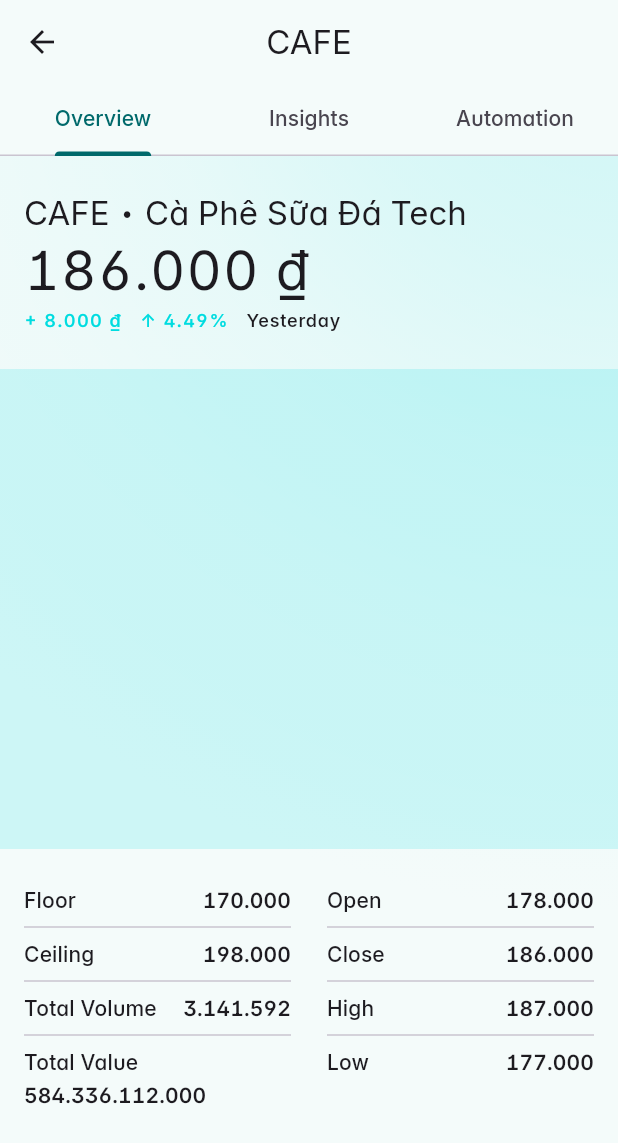
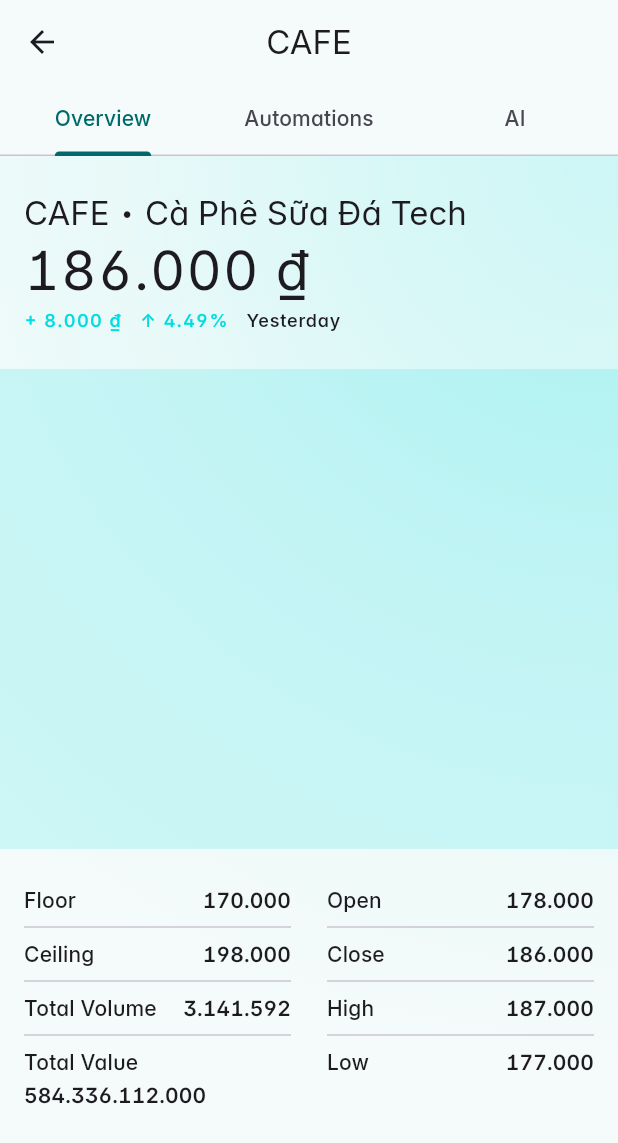
Before and after one commit to NgDK27/atomstock, a Flutter app: the StockDetails screen opened directly, on a phone screen of 412 x 824 dp. Shown: the top 1143 px of the screen. Run offline on Flutter 3.47's test engine with Material 3 defaults, Android fonts, the phone set to English and light mode, and no system bars; drawn by our look-alikes of dynamic_color, flutter_platform_widgets; our stand-ins replace carousel_slider, flutter_hooks, flutter_markdown, flutter_riverpod, flutter_svg, freezed_annotation and 3 more; missing offline and left inert: prevent_orphan_text, story, svg_path_parser.

Commit message:
Stock details scaffold working for Android and iOS

```diff
--- a/lib/pages/market/stock_details/screens/stock_details_overview.dart
+++ b/lib/pages/market/stock_details/screens/stock_details_overview.dart
@@ -25,7 +25,6 @@ class StockDetailsOverview extends HookWidget {
     const mockTimeFrame = 'Yesterday';
 
     return SliverSafeArea(
-      top: false,
       sliver: SliverList(
         delegate: SliverChildListDelegate([
           Padding(
--- a/lib/pages/market/stock_details/screens/stock_details_tab_scaffold.dart
+++ b/lib/pages/market/stock_details/screens/stock_details_tab_scaffold.dart
@@ -1,54 +1,76 @@
+import 'dart:ui';
 import 'package:flutter/cupertino.dart';
 import 'package:flutter/material.dart';
-import 'package:flutter/rendering.dart';
 import 'package:flutter_hooks/flutter_hooks.dart';
 import 'package:flutter_platform_widgets/flutter_platform_widgets.dart';
 import 'package:hooks_riverpod/hooks_riverpod.dart';
-import 'package:oppenhomies/domain/helpers/string_extensions.dart';
 import 'package:oppenhomies/domain/models/stock/stock_model.dart';
 import 'package:oppenhomies/pages/market/stock_details/screens/stock_details_overview.dart';
 import 'package:oppenhomies/styles/colors.dart';
-import 'package:oppenhomies/styles/fonts.dart';
-import 'package:oppenhomies/styles/fonts.dart';
-import 'package:oppenhomies/styles/fonts.dart';
 import 'package:oppenhomies/styles/spacings.dart';
-import 'package:oppenhomies/styles/text.dart';
-import 'package:oppenhomies/styles/text.dart';
 import 'package:oppenhomies/styles/text.dart';
 import 'package:oppenhomies/widgets/gradients/gradient.dart';
 import 'package:oppenhomies/widgets/helpers/stock_formatter.dart';
 
-enum DetailsTabDestinations { overview, automations, ai }
+enum DetailsTabDestinations {
+  overview('Overview'),
+  automations('Automations'),
+  ai('AI');
 
-Map<DetailsTabDestinations, String> skyColors =
-    <DetailsTabDestinations, String>{
-  DetailsTabDestinations.overview: 'Overview',
-  DetailsTabDestinations.automations: 'Automations',
-  DetailsTabDestinations.ai: 'Ai',
-};
+  final String label;
+
+  const DetailsTabDestinations(this.label);
+}
 
 class StockDetails extends HookConsumerWidget {
   const StockDetails({super.key});
 
   @override
   Widget build(BuildContext context, WidgetRef ref) {
-    final cupertinoAnimation = useAnimationController(
-      duration: const Duration(milliseconds: 150),
+    final tabController = useTabController(initialLength: 3);
+    final stock = StockModel.detailedSample();
+    final accentColor =
+        StockColoring.determineStockColor(context, stock.priceChange);
+    final accentColorScheme = ColorScheme.fromSeed(
+      seedColor: accentColor,
+      brightness: WidgetsBinding.instance.platformDispatcher.platformBrightness,
     );
 
-    final tabController = useTabController(initialLength: 3);
+    final segmentedControlHeight = useState<double>(0);
+    final segmentedControlKey = useMemoized(() => GlobalKey());
 
-    final stock = StockModel.detailedSample();
-    Color accentColor =
-        StockColoring.determineStockColor(context, stock.priceChange);
-    ColorScheme accentColorScheme = ColorScheme.fromSeed(
-        seedColor: accentColor,
-        brightness:
-            WidgetsBinding.instance.platformDispatcher.platformBrightness);
+    useEffect(
+      () {
+        WidgetsBinding.instance.addPostFrameCallback((_) {
+          final RenderBox? renderBox = segmentedControlKey.currentContext
+              ?.findRenderObject() as RenderBox?;
+          if (renderBox != null) {
+            segmentedControlHeight.value = renderBox.size.height;
+          }
+        });
+        return null;
+      },
+      [],
+    );
 
     return PlatformScaffold(
       material: (_, __) =>
           MaterialScaffoldData(backgroundColor: accentColorScheme.surface),
+      appBar: PlatformAppBar(
+        title: Text(stock.ticker),
+        material: (_, __) => MaterialAppBarData(
+          centerTitle: true,
+          backgroundColor: accentColorScheme.surface,
+          bottom: TabBar(
+            indicatorColor: accentColorScheme.primary,
+            labelColor: accentColorScheme.primary,
+            controller: tabController,
+            tabs: DetailsTabDestinations.values
+                .map((tab) => Tab(text: tab.label))
+                .toList(),
+          ),
+        ),
+      ),
       body: Stack(
         children: [
           Container(
@@ -62,118 +84,53 @@ class StockDetails extends HookConsumerWidget {
           ),
           CustomScrollView(
             slivers: [
-              //region Top app bar
-              PlatformWidget(
-                material: (_, __) => SliverAppBar(
-                  title: Text(stock.ticker),
-                  centerTitle: true,
-                  pinned: true,
-                  backgroundColor: accentColorScheme.surface,
-                  automaticallyImplyLeading: true,
-                  bottom: TabBar(
-                    indicatorColor: accentColorScheme.primary,
-                    labelColor: accentColorScheme.primary,
-                    controller: tabController,
-                    tabs: [
-                      Tab(
-                        text: 'Overview',
+              SliverPadding(
+                padding: EdgeInsets.only(
+                  top: isCupertino(context) ? segmentedControlHeight.value : 0,
                 ),
-                      Tab(
-                        text: 'Insights',
+                sliver: StockDetailsOverview(stock: stock),
               ),
-                      Tab(text: 'Automation'),
             ],
           ),
-                ),
-                cupertino: (_, __) => SliverLayoutBuilder(
-                  builder:
-                      (BuildContext context, SliverConstraints constraints) {
-                    final double expandedHeight =
-                        MediaQuery.of(context).padding.top +
-                            kBottomNavigationBarHeight;
-
-                    final bool isCollapsed = constraints.scrollOffset >=
-                        expandedHeight - kBottomNavigationBarHeight;
-
-                    if (isCollapsed) {
-                      cupertinoAnimation.forward();
-                    } else {
-                      cupertinoAnimation.reverse();
-                    }
-
-                    return AnimatedBuilder(
-                      animation: cupertinoAnimation,
-                      builder: (context, child) {
-                        return CupertinoSliverNavigationBar(
-                          largeTitle: Text(""),
-                          alwaysShowMiddle: true,
-                          middle: Text(stock.ticker),
+          PlatformWidget(
+            cupertino: (_, __) => SafeArea(
+              bottom: false,
+              child: ClipRect(
+                child: BackdropFilter(
+                  filter: ImageFilter.blur(sigmaX: 12, sigmaY: 12),
+                  child: Container(
+                    key: segmentedControlKey,
+                    width: double.infinity,
+                    decoration: BoxDecoration(
+                      color: OpDynamicColor.surface(context).withOpacity(0.9),
                       border: Border(
                         bottom: BorderSide(
-                              color: Color.lerp(
-                                Colors.transparent,
-                                CupertinoColors.separator.withOpacity(0.2),
-                                cupertinoAnimation.value,
-                              )!,
+                          color: OpDynamicColor.outlineVariant(context),
+                          width: 0.5,
                         ),
                       ),
-                          backgroundColor: Color.lerp(
-                            Colors.transparent,
-                            OpDynamicColor.surface(context),
-                            cupertinoAnimation.value,
-                          )!,
-                          stretch: true,
-                          padding: EdgeInsetsDirectional.symmetric(
-                            horizontal: OpSpacing.xs,
                     ),
-                          automaticallyImplyLeading: true,
-                        );
-                      },
-                    );
-                  },
-                ),
-              ),
-
-              // endregion
-              // PlatformWidget(
-              //   material: (_, __) => TabBarView(
-              //     children: [
-              //       StockDetailsOverview(stock: stock),
-              //       Placeholder(),
-              //       Placeholder(),
-              //     ],
-              //   ),
-              // ),
-              SliverToBoxAdapter(
-                child: PlatformWidget(
-                  cupertino: (_, __) => Padding(
+                    child: Padding(
                       padding: EdgeInsets.symmetric(
-                      horizontal: OpSpacing.md,
-                      vertical: OpSpacing.sm,
-                    ),
+                          horizontal: OpSpacing.md, vertical: OpSpacing.sm),
                       child: CupertinoSlidingSegmentedControl(
                         onValueChanged: (value) {},
-                      children: <DetailsTabDestinations, Widget>{
-                        DetailsTabDestinations.overview: Text(
-                          DetailsTabDestinations.overview.name.sentenceCase(),
-                          style: OpTextStyle.labelMediumProminent(context)?.copyWith(color: OpDynamicColor.onSurface(context)),
+                        children: {
+                          for (final tab in DetailsTabDestinations.values)
+                            tab: Text(
+                              tab.label,
+                              style: OpTextStyle.labelMediumProminent(context)
+                                  ?.copyWith(
+                                color: OpDynamicColor.onSurface(context),
                               ),
-                        DetailsTabDestinations.automations: Text(
-                          DetailsTabDestinations.automations.name
-                              .sentenceCase(),
-                          style: OpTextStyle.labelMediumProminent(context)?.copyWith(color: OpDynamicColor.onSurface(context)),
-                        ),
-                        DetailsTabDestinations.ai: Text(
-                          DetailsTabDestinations.ai.name.toUpperCase(),
-                          style: OpTextStyle.labelMediumProminent(context)?.copyWith(color: OpDynamicColor.onSurface(context)),
                             ),
                         },
                       ),
                     ),
                   ),
                 ),
-              StockDetailsOverview(stock: stock),
-            ],
+              ),
+            ),
           ),
         ],
       ),
```
Also changed, not shown: lib/domain/models/stock/stock_model.g.dart (added), 1 other file. Lines whose indentation alone changed are shown as unchanged.
